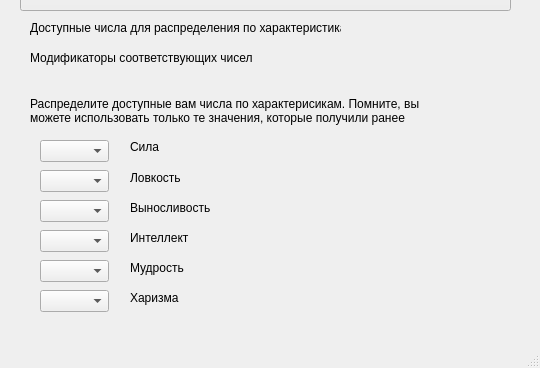
Qt form MainWindow.ui (Skifsang/Diceolator) before a commit; both pictures show x 0 to 540 and y 337 to 705 of the 540 by 705 pixel window.
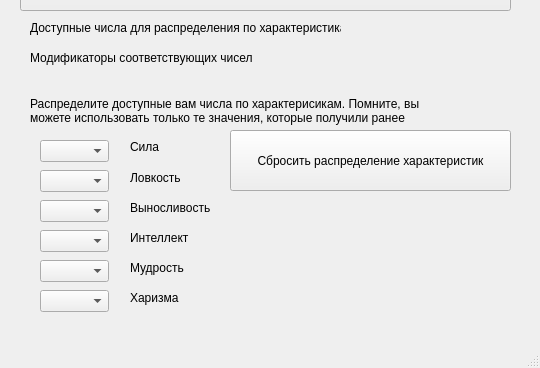
The same form after that commit.

Commit message: Now u can spread your abilites ^_^

Diff of the .ui file:
```diff
--- a/MainWindow.ui
+++ b/MainWindow.ui
@@ -651,6 +651,19 @@
      </rect>
     </property>
    </widget>
+   <widget class="QPushButton" name="dropSpreadAbilites">
+    <property name="geometry">
+     <rect>
+      <x>230</x>
+      <y>450</y>
+      <width>281</width>
+      <height>61</height>
+     </rect>
+    </property>
+    <property name="text">
+     <string>Сбросить распределение характеристик</string>
+    </property>
+   </widget>
   </widget>
   <widget class="QMenuBar" name="menuBar">
    <property name="geometry">
```
The commit also changes 2 other files.
